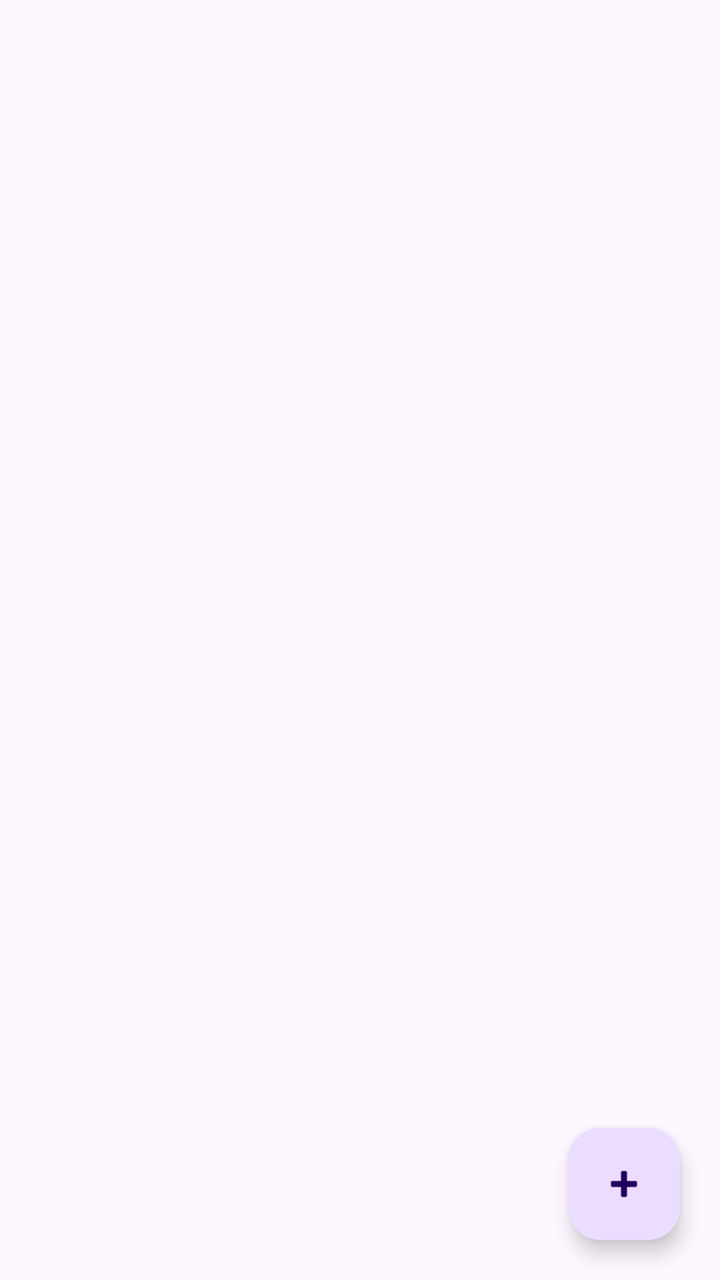
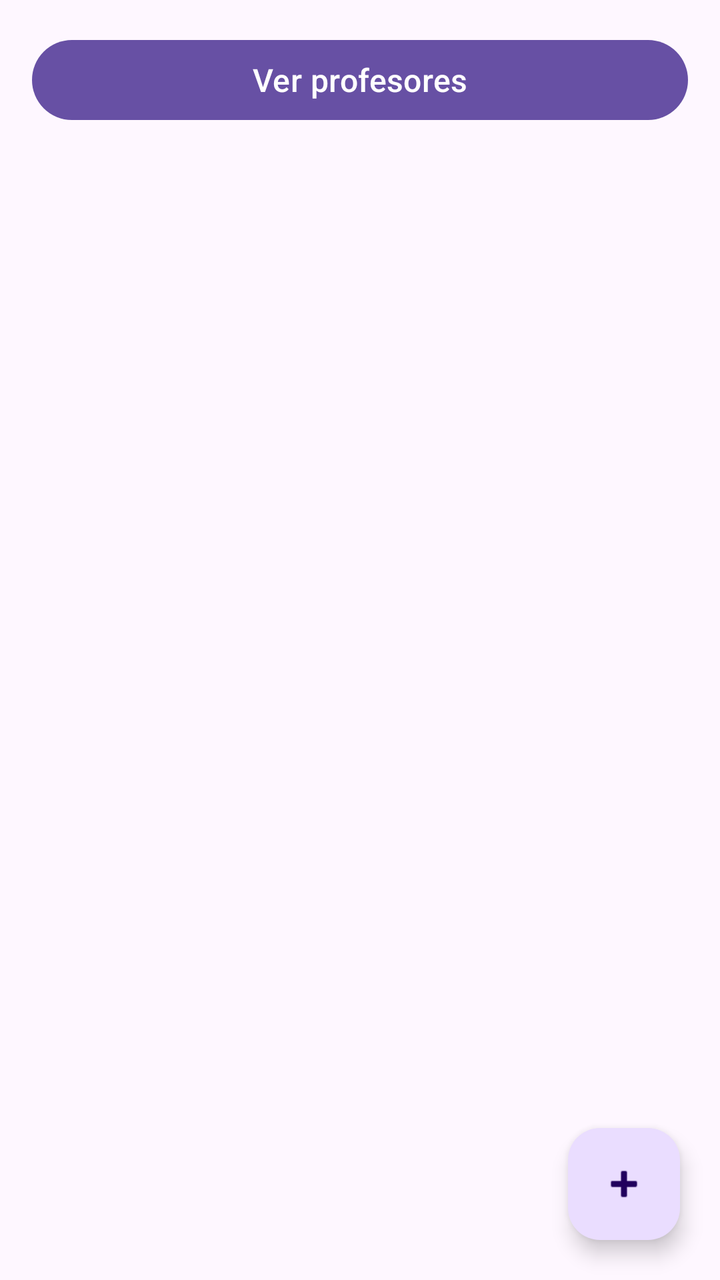

Before-and-after screenshots of an Android layout around one commit, followed by the original layout XML and the change that was made.
<!-- AndroidManifest.xml: application theme Theme.RetrofitCrudApp -->
<!-- res/layout/activity_main.xml -->
<?xml version="1.0" encoding="utf-8"?>
<androidx.constraintlayout.widget.ConstraintLayout
    xmlns:android="http://schemas.android.com/apk/res/android"
    xmlns:app="http://schemas.android.com/apk/res-auto"
    xmlns:tools="http://schemas.android.com/tools"
    android:id="@+id/main"
    android:layout_width="match_parent"
    android:layout_height="match_parent"
    tools:context=".MainActivity">

    <androidx.recyclerview.widget.RecyclerView
        android:id="@+id/recyclerView"
        android:layout_width="0dp"
        android:layout_height="0dp"
        app:layoutManager="androidx.recyclerview.widget.LinearLayoutManager"
        app:layout_constraintTop_toTopOf="parent"
        app:layout_constraintBottom_toBottomOf="parent"
        app:layout_constraintStart_toStartOf="parent"
        app:layout_constraintEnd_toEndOf="parent" />

    <com.google.android.material.floatingactionbutton.FloatingActionButton
        android:id="@+id/fab_agregar"
        android:layout_width="wrap_content"
        android:layout_height="wrap_content"
        android:layout_margin="20dp"
        android:clickable="true"
        android:contentDescription="Agregar alumno"
        app:fabSize="normal"
        app:srcCompat="@android:drawable/ic_input_add"
        app:layout_constraintBottom_toBottomOf="parent"
        app:layout_constraintEnd_toEndOf="parent" />

</androidx.constraintlayout.widget.ConstraintLayout>
<!-- resources referenced by this layout -->
<resources>
  <style name="Theme.RetrofitCrudApp" parent="Base.Theme.RetrofitCrudApp" />
  <style name="Base.Theme.RetrofitCrudApp" parent="Theme.Material3.DayNight.NoActionBar">
          
          
      </style>
</resources>

<!-- the commit's change to res/layout/activity_main.xml (unified diff, before → after) -->
@@ -8,16 +8,36 @@
     android:layout_height="match_parent"
     tools:context=".MainActivity">
 
+    
+    <Button
+        android:id="@+id/btnProfesores"
+        android:layout_width="0dp"
+        android:layout_height="wrap_content"
+        android:layout_marginStart="16dp"
+        android:layout_marginTop="16dp"
+        android:layout_marginEnd="16dp"
+        android:text="Ver profesores"
+        android:textSize="16sp"
+        android:textAllCaps="false"
+        app:layout_constraintTop_toTopOf="parent"
+        app:layout_constraintStart_toStartOf="parent"
+        app:layout_constraintEnd_toEndOf="parent" />
+
+    
     <androidx.recyclerview.widget.RecyclerView
         android:id="@+id/recyclerView"
         android:layout_width="0dp"
         android:layout_height="0dp"
+        android:paddingTop="8dp"
+        android:paddingBottom="80dp"
+        android:clipToPadding="false"
         app:layoutManager="androidx.recyclerview.widget.LinearLayoutManager"
-        app:layout_constraintTop_toTopOf="parent"
+        app:layout_constraintTop_toBottomOf="@id/btnProfesores"
         app:layout_constraintBottom_toBottomOf="parent"
         app:layout_constraintStart_toStartOf="parent"
         app:layout_constraintEnd_toEndOf="parent" />
 
+    
     <com.google.android.material.floatingactionbutton.FloatingActionButton
         android:id="@+id/fab_agregar"
         android:layout_width="wrap_content"
